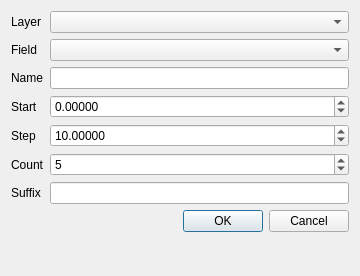
Qt form manual_gradient_dialog_base.ui (mugwort-rc/ManualGradientTools) before a commit.
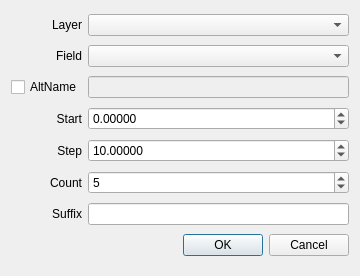
The same form after that commit. Custom widgets are drawn as their Qt base class.

What changed in the file:
```diff
--- a/manual_gradient_dialog_base.ui
+++ b/manual_gradient_dialog_base.ui
@@ -13,12 +13,15 @@
   <property name="windowTitle">
    <string>Manual Gradient Tools</string>
   </property>
-  <layout class="QFormLayout" name="formLayout">
+  <layout class="QGridLayout" name="gridLayout">
    <item row="0" column="0">
     <widget class="QLabel" name="labelLayer">
      <property name="text">
       <string>Layer</string>
      </property>
+     <property name="alignment">
+      <set>Qt::AlignRight|Qt::AlignTrailing|Qt::AlignVCenter</set>
+     </property>
     </widget>
    </item>
    <item row="0" column="1">
@@ -29,16 +32,36 @@
      <property name="text">
       <string>Field</string>
      </property>
+     <property name="alignment">
+      <set>Qt::AlignRight|Qt::AlignTrailing|Qt::AlignVCenter</set>
+     </property>
     </widget>
    </item>
    <item row="1" column="1">
     <widget class="QgsFieldComboBox" name="comboBoxField"/>
    </item>
+   <item row="2" column="0">
+    <widget class="QCheckBox" name="checkBoxAltName">
+     <property name="text">
+      <string>AltName</string>
+     </property>
+    </widget>
+   </item>
+   <item row="2" column="1">
+    <widget class="QLineEdit" name="lineEditAltName">
+     <property name="enabled">
+      <bool>false</bool>
+     </property>
+    </widget>
+   </item>
    <item row="3" column="0">
     <widget class="QLabel" name="labelStart">
      <property name="text">
       <string>Start</string>
      </property>
+     <property name="alignment">
+      <set>Qt::AlignRight|Qt::AlignTrailing|Qt::AlignVCenter</set>
+     </property>
     </widget>
    </item>
    <item row="3" column="1">
@@ -59,6 +82,9 @@
      <property name="text">
       <string>Step</string>
      </property>
+     <property name="alignment">
+      <set>Qt::AlignRight|Qt::AlignTrailing|Qt::AlignVCenter</set>
+     </property>
     </widget>
    </item>
    <item row="4" column="1">
@@ -74,21 +100,14 @@
      </property>
     </widget>
    </item>
-   <item row="7" column="0" colspan="2">
-    <widget class="QDialogButtonBox" name="button_box">
-     <property name="orientation">
-      <enum>Qt::Horizontal</enum>
-     </property>
-     <property name="standardButtons">
-      <set>QDialogButtonBox::Cancel|QDialogButtonBox::Ok</set>
-     </property>
-    </widget>
-   </item>
    <item row="5" column="0">
     <widget class="QLabel" name="labelCount">
      <property name="text">
       <string>Count</string>
      </property>
+     <property name="alignment">
+      <set>Qt::AlignRight|Qt::AlignTrailing|Qt::AlignVCenter</set>
+     </property>
     </widget>
    </item>
    <item row="5" column="1">
@@ -106,6 +125,9 @@
      <property name="text">
       <string>Suffix</string>
      </property>
+     <property name="alignment">
+      <set>Qt::AlignRight|Qt::AlignTrailing|Qt::AlignVCenter</set>
+     </property>
     </widget>
    </item>
    <item row="6" column="1">
@@ -115,16 +137,16 @@
      </property>
     </widget>
    </item>
-   <item row="2" column="0">
-    <widget class="QLabel" name="labelAltName">
-     <property name="text">
-      <string>Name</string>
+   <item row="7" column="0" colspan="2">
+    <widget class="QDialogButtonBox" name="button_box">
+     <property name="orientation">
+      <enum>Qt::Horizontal</enum>
+     </property>
+     <property name="standardButtons">
+      <set>QDialogButtonBox::Cancel|QDialogButtonBox::Ok</set>
      </property>
     </widget>
    </item>
-   <item row="2" column="1">
-    <widget class="QLineEdit" name="lineEditAltName"/>
-   </item>
   </layout>
  </widget>
  <customwidgets>
```
Left out of the diff: 16 changed lines with no effect on the pictures.
